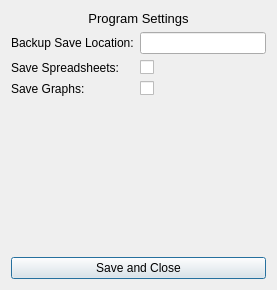
This is settingsdialog.ui in miyamot0/DataTracker3 as Qt 5 draws it before an edit. The edited form follows.
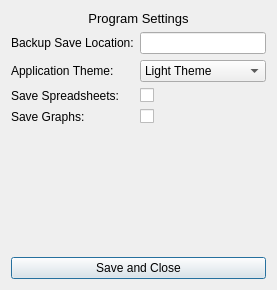
This is the edited form.

What changed in the file:
```diff
--- a/settingsdialog.ui
+++ b/settingsdialog.ui
@@ -42,34 +42,55 @@
      <item row="0" column="1">
       <widget class="QLineEdit" name="editSaveLocation"/>
      </item>
-     <item row="1" column="0">
+     <item row="2" column="0">
       <widget class="QLabel" name="labelSpreadsheets">
        <property name="text">
         <string>Save Spreadsheets:</string>
        </property>
       </widget>
      </item>
-     <item row="1" column="1">
+     <item row="2" column="1">
       <widget class="QCheckBox" name="checkBoxSheets">
        <property name="text">
         <string/>
        </property>
       </widget>
      </item>
-     <item row="2" column="0">
+     <item row="3" column="0">
       <widget class="QLabel" name="labelGraphs">
        <property name="text">
         <string>Save Graphs:</string>
        </property>
       </widget>
      </item>
-     <item row="2" column="1">
+     <item row="3" column="1">
       <widget class="QCheckBox" name="checkBoxGraphs">
        <property name="text">
         <string/>
        </property>
       </widget>
      </item>
+     <item row="1" column="0">
+      <widget class="QLabel" name="labelTheme">
+       <property name="text">
+        <string>Application Theme:</string>
+       </property>
+      </widget>
+     </item>
+     <item row="1" column="1">
+      <widget class="QComboBox" name="comboTheme">
+       <item>
+        <property name="text">
+         <string>Light Theme</string>
+        </property>
+       </item>
+       <item>
+        <property name="text">
+         <string>Dark Theme</string>
+        </property>
+       </item>
+      </widget>
+     </item>
     </layout>
    </item>
    <item>
```
